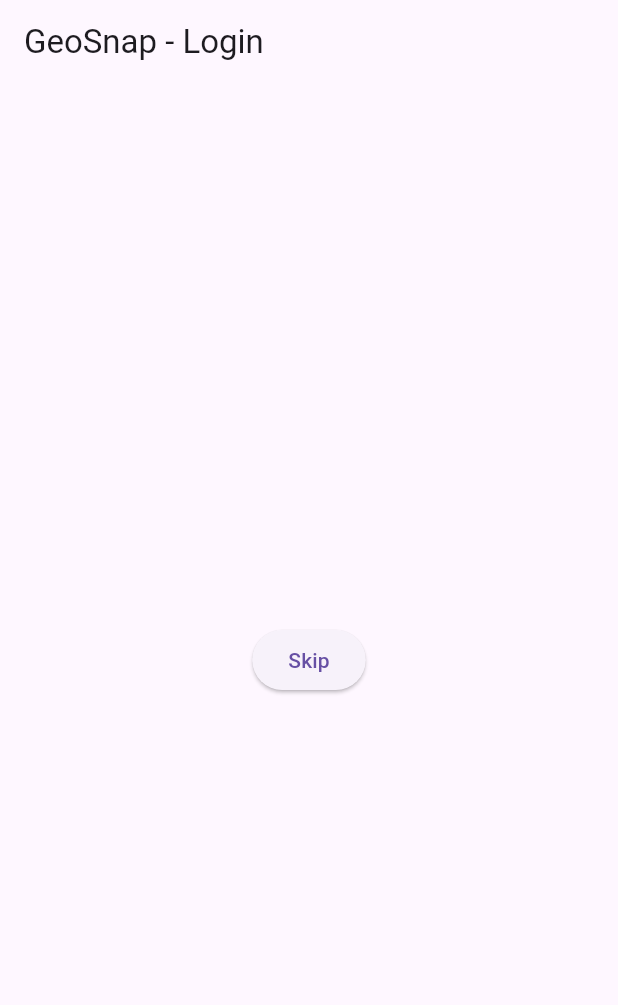
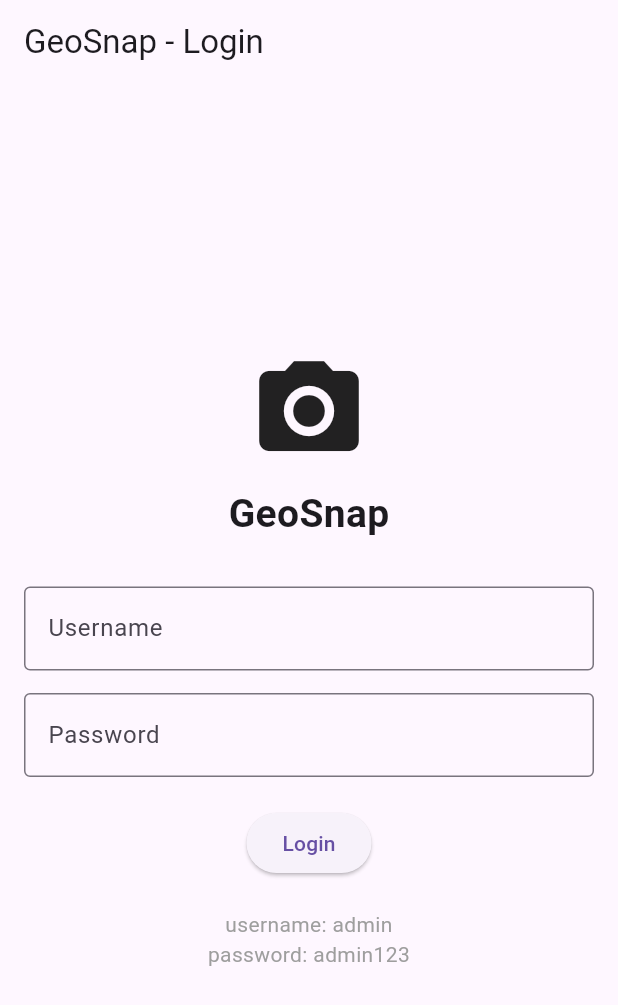
Before and after one commit to KowloonChan/geo_snap, a Flutter app: the screen it shows after launch, on a phone screen of 412 x 824 dp. Shown: the top 1005 px of the screen. Run offline on Flutter 3.47's test engine with Material 3 defaults, Android fonts, the phone set to English and light mode, and no system bars; our stand-ins replace google_maps_flutter, image_picker, reactive_forms, shared_preferences, sqflite; accounts and stored records are empty.

Commit message:
added splash and login page

```diff
--- a/lib/main.dart
+++ b/lib/main.dart
@@ -10,6 +10,7 @@ import 'package:geo_snap/pages/home_page.dart';
 import 'package:geo_snap/pages/login_page.dart';
 import 'package:geo_snap/pages/profile_page.dart';
 import 'package:geo_snap/services/database_service.dart';
+import 'package:geo_snap/pages/splash_screen.dart';
 
 Future<void> main() async {
   // Initialize the database before running the app
@@ -24,7 +25,10 @@ class MyApp extends StatelessWidget {
 
   @override
   Widget build(BuildContext context) {
-    return MaterialApp(home: LoginPage());
+    return MaterialApp(
+      debugShowCheckedModeBanner: false,
+      home: SplashScreen(),
+    );
   }
 }
 
--- a/lib/pages/login_page.dart
+++ b/lib/pages/login_page.dart
@@ -19,16 +19,13 @@ class LoginPage extends StatefulWidget {
 }
 
 class _LoginPageState extends State<LoginPage> {
-  // Get the first user from the database and set it as the current user
-  Future<void> _loadCurrentUser() async {
-    User? currentUser = await DatabaseService.getUser();
-    if (currentUser != null) {
-      await saveUsername(currentUser);
-      setState(() {});
-    }
-  }
+  final _formKey = GlobalKey<FormState>();
 
-  // Save the current user's information to shared preferences for create, edit, and delete operations in the add page
+  String username = '';
+  String password = '';
+  bool isLoading = false;
+
+  // Save logged-in user to SharedPreferences
   Future<void> saveUsername(User currentUser) async {
     final prefs = await SharedPreferences.getInstance();
     await prefs.setInt('userId', currentUser.userId!);
@@ -39,22 +36,108 @@ class _LoginPageState extends State<LoginPage> {
     await prefs.setString('topicPreference', currentUser.topicPreference);
   }
 
+  // LOGIN FUNCTION
+  void login() async {
+    if (_formKey.currentState!.validate()) {
+      _formKey.currentState!.save();
+
+      setState(() => isLoading = true);
+
+      User? user = await DatabaseService.authenticateUser(
+        username: username,
+        password: password,
+      );
+
+      setState(() => isLoading = false);
+
+      if (user != null) {
+        await saveUsername(user);
+
+        Navigator.pushReplacement(
+          context,
+          MaterialPageRoute(builder: (context) => MainScreen()),
+        );
+      } else {
+        ScaffoldMessenger.of(context).showSnackBar(
+          SnackBar(content: Text("Invalid username or password")),
+        );
+      }
+    }
+  }
+
   @override
   Widget build(BuildContext context) {
-    // Temporary login page with a button to skip to the home page
     return Scaffold(
       appBar: AppBar(title: Text("GeoSnap - Login")),
-      body: Center(
-        child: ElevatedButton(
-          onPressed: () {
-            _loadCurrentUser();
-            // Navigate to the main screen (home page) when the button is pressed
-            Navigator.pushReplacement(
-              context,
-              MaterialPageRoute(builder: (context) => MainScreen()),
-            );
-          },
-          child: Text("Skip"),
+      body: Padding(
+        padding: EdgeInsets.all(16),
+        child: Form(
+          key: _formKey,
+          child: Column(
+            mainAxisAlignment: MainAxisAlignment.center,
+            children: [
+              Icon(Icons.camera_alt, size: 80),
+              SizedBox(height: 10),
+              Text(
+                "GeoSnap",
+                style: TextStyle(fontSize: 26, fontWeight: FontWeight.bold),
+              ),
+
+              SizedBox(height: 30),
+
+              // USERNAME
+              TextFormField(
+                decoration: InputDecoration(
+                  labelText: "Username",
+                  border: OutlineInputBorder(),
+                ),
+                validator: (value) {
+                  if (value == null || value.isEmpty) {
+                    return "Enter username";
+                  }
+                  return null;
+                },
+                onSaved: (value) => username = value!,
+              ),
+
+              SizedBox(height: 15),
+
+              // PASSWORD
+              TextFormField(
+                decoration: InputDecoration(
+                  labelText: "Password",
+                  border: OutlineInputBorder(),
+                ),
+                obscureText: true,
+                validator: (value) {
+                  if (value == null || value.length < 4) {
+                    return "Password must be at least 4 characters";
+                  }
+                  return null;
+                },
+                onSaved: (value) => password = value!,
+              ),
+
+              SizedBox(height: 20),
+
+              // LOGIN BUTTON
+              ElevatedButton(
+                onPressed: isLoading ? null : login,
+                child: isLoading
+                    ? CircularProgressIndicator(color: Colors.white)
+                    : Text("Login"),
+              ),
+
+              SizedBox(height: 20),
+
+              // TEST ACCOUNT INFO
+              Text(
+                "username: admin\npassword: admin123",
+                textAlign: TextAlign.center,
+                style: TextStyle(color: Colors.grey),
+              ),
+            ],
+          ),
         ),
       ),
     );
--- a/pubspec.yaml
+++ b/pubspec.yaml
@@ -23,3 +23,6 @@ dev_dependencies:
 
 flutter:
   uses-material-design: true
+
+  assets:
+    - assets/images/logo.png
```
Also changed, not shown: lib/pages/splash_screen.dart (added, +36 -0 lines), assets/images/logo.png (added).
